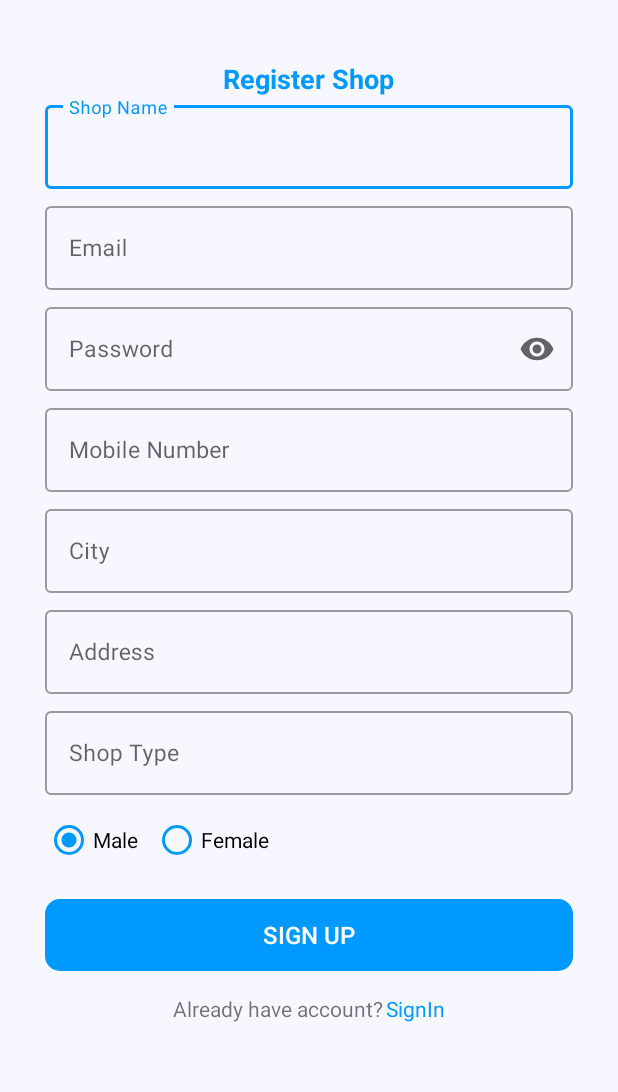
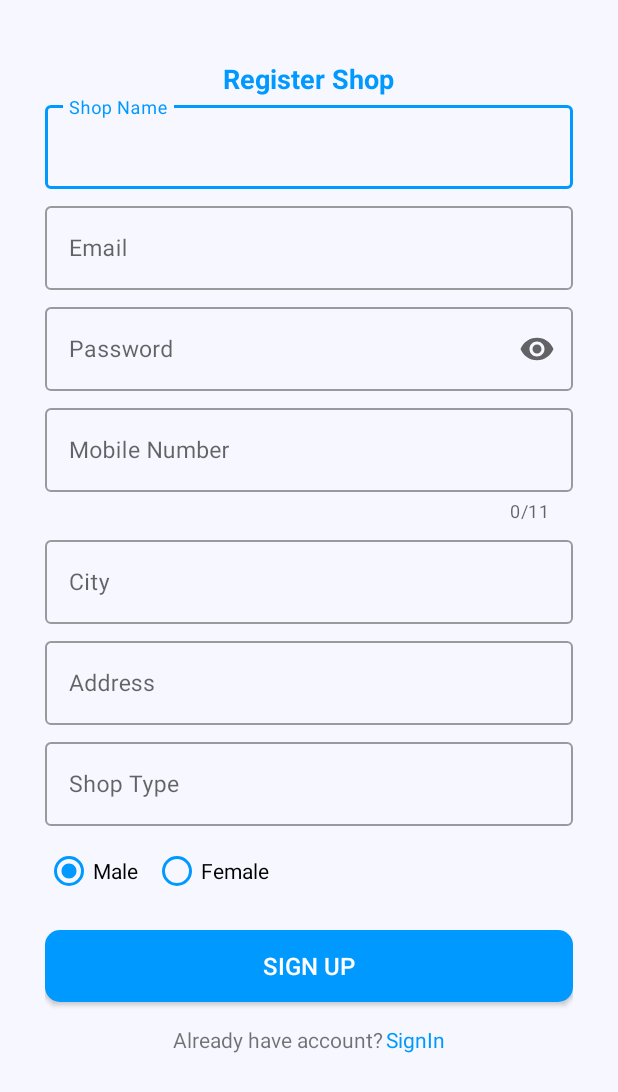
Before and after one commit to arifaziz346/OnlineMarketServiceProviderTest, an Android app: the screen it shows after launch (register), on a phone screen of 412 x 824 dp. Shown: the top 1092 px of the screen. Run offline under Robolectric (Android 15) with nearby library versions, the phone set to English and light mode, and no system bars; our stand-ins replace Volley; libraries missing offline, so code that uses them is left out: render.animations; 6 statements that could not run were skipped.

Commit message:
start screen/login/register has completed

```diff
--- a/app/build.gradle
+++ b/app/build.gradle
@@ -51,5 +51,6 @@ dependencies {
     implementation("com.android.volley:volley:1.2.1")
     //..
     androidTestImplementation 'androidx.test.espresso:espresso-core:3.4.0'
+    implementation 'com.github.gayanvoice:android-animations-kotlin:1.0.1'
 
 }
--- a/app/src/main/java/com/example/onlinemarketserviceprovider/Auth/login.kt
+++ b/app/src/main/java/com/example/onlinemarketserviceprovider/Auth/login.kt
@@ -114,6 +114,7 @@ class login : AppCompatActivity() {
                       editor.putString("City",JSONObject.get("City").toString())
                       editor.putString("Province",JSONObject.get("Province").toString())
                       editor.putString("ShopType",JSONObject.get("ShopType").toString())
+                      editor.putBoolean("register",true)
                       editor.apply()
 
                       val  intent =Intent(this,MainActivity::class.java)
--- /dev/null
+++ b/app/src/main/java/com/example/onlinemarketserviceprovider/Start.kt
@@ -0,0 +1,55 @@
+package com.example.onlinemarketserviceprovider
+
+import android.content.Intent
+import androidx.appcompat.app.AppCompatActivity
+import android.os.Bundle
+import android.os.Handler
+import android.os.Looper
+import android.view.Display
+import android.widget.Toast
+import com.example.onlinemarketserviceprovider.Auth.register
+import com.example.onlinemarketserviceprovider.databinding.ActivityStartBinding
+import render.animations.Bounce
+import render.animations.*
+
+class Start : AppCompatActivity() {
+    override fun onCreate(savedInstanceState: Bundle?) {
+        super.onCreate(savedInstanceState)
+        var binding = ActivityStartBinding.inflate(layoutInflater)
+        setContentView(binding.root)
+         var sharedPreference = getSharedPreferences("ShopDetail", MODE_PRIVATE)
+         var edit = sharedPreference.edit()
+         var registerShop = sharedPreference.getBoolean("register", false)
+
+
+        //Animination
+        val zoomLogo =Render(this)
+        zoomLogo.setAnimation(Zoom().In(binding.logo).setDuration(3000))
+        zoomLogo.start()
+
+        val textOMSP =Render(this)
+        textOMSP.setAnimation(Zoom().In(binding.txtOMSP))
+        textOMSP.start()
+
+        if(!registerShop)
+        {
+            Handler(Looper.getMainLooper()).postDelayed({
+                /* Create an Intent that will start the Menu-Activity. */
+//                edit.putBoolean("status",true)
+//                edit.commit()
+
+                val mainIntent = Intent(this,register::class.java)
+                startActivity(mainIntent)
+                finish()
+            }, 3000)
+        }else{
+
+          var intent =Intent(this,MainActivity::class.java)
+            startActivity(intent)
+            finish()
+
+        }
+    }
+
+
+}
--- a/app/src/main/res/layout/activity_register.xml
+++ b/app/src/main/res/layout/activity_register.xml
@@ -46,7 +46,7 @@
         android:layout_height="wrap_content"
         android:id="@+id/ShopNameSignUp"
         android:hint="Shop Name"
-        android:inputType="text"
+        android:inputType="textFilter"
         android:textSize="15sp">
     </com.google.android.material.textfield.TextInputEditText>
     </com.google.android.material.textfield.TextInputLayout>
@@ -56,16 +56,20 @@
         android:layout_height="wrap_content"
         android:id="@+id/txtLayoutEmailSignUp"
         android:hint=""
+        app:endIconMode="clear_text"
         style="@style/Widget.MaterialComponents.TextInputLayout.OutlinedBox"
-        android:layout_marginBottom="6dp">
+        android:layout_marginBottom="6dp"
+
+        >
 
     <com.google.android.material.textfield.TextInputEditText
         android:layout_width="match_parent"
         android:layout_height="wrap_content"
         android:id="@+id/EmailSignUp"
         android:hint="Email"
-        android:inputType="textEmailAddress"
-        android:textSize="15sp">
+        android:textSize="15sp"
+        android:inputType="textFilter"
+        >
     </com.google.android.material.textfield.TextInputEditText>
     </com.google.android.material.textfield.TextInputLayout>
 
@@ -95,6 +99,9 @@
         android:layout_height="wrap_content"
         android:id="@+id/txtLayoutShopPhoneSignUp"
         android:hint=""
+        app:counterEnabled="true"
+        app:counterMaxLength="11"
+        app:endIconMode="clear_text"
         style="@style/Widget.MaterialComponents.TextInputLayout.OutlinedBox"
         android:layout_marginBottom="6dp">
         <com.google.android.material.textfield.TextInputEditText
@@ -103,7 +110,10 @@
             android:id="@+id/ShopPhoneSignUp"
             android:hint="Mobile Number"
             android:inputType="number"
-            android:textSize="15sp">
+            android:textSize="15sp"
+            android:maxLength="11"
+            android:digits="0123456789"
+            >
         </com.google.android.material.textfield.TextInputEditText>
     </com.google.android.material.textfield.TextInputLayout>
 
@@ -120,7 +130,6 @@
         android:layout_height="wrap_content"
         android:id="@+id/CitySignUp"
         android:hint="City"
-        android:inputType="textPassword"
         android:textSize="15sp">
     </com.google.android.material.textfield.TextInputEditText>
     </com.google.android.material.textfield.TextInputLayout>
@@ -138,7 +147,7 @@
         android:layout_height="wrap_content"
         android:id="@+id/AddressSignUp"
         android:hint="Address"
-        android:inputType="textPassword"
+        android:inputType="text"
         android:textSize="15sp">
     </com.google.android.material.textfield.TextInputEditText>
     </com.google.android.material.textfield.TextInputLayout>
@@ -156,7 +165,7 @@
             android:layout_height="wrap_content"
             android:id="@+id/ShopTypeSignUp"
             android:hint="Shop Type"
-            android:inputType="textPassword"
+            android:inputType="text"
             android:textSize="15sp">
         </com.google.android.material.textfield.TextInputEditText>
     </com.google.android.material.textfield.TextInputLayout>
--- a/build.gradle
+++ b/build.gradle
@@ -8,7 +8,7 @@ buildscript {
     }
     dependencies {
         classpath 'com.android.tools.build:gradle:7.0.0'
-        classpath "org.jetbrains.kotlin:kotlin-gradle-plugin:$kotlin_version"
+        classpath "org.jetbrains.kotlin:kotlin-gradle-plugin:1.5.30"
 
         // NOTE: Do not place your application dependencies here; they belong
         // in the individual module build.gradle files
```
Also changed, not shown: app/src/main/AndroidManifest.xml (+11 -9 lines), app/src/main/java/com/example/onlinemarketserviceprovider/Auth/register.kt (+78 -15 lines), app/src/main/res/layout/activity_start.xml (added, +50 -0 lines).
